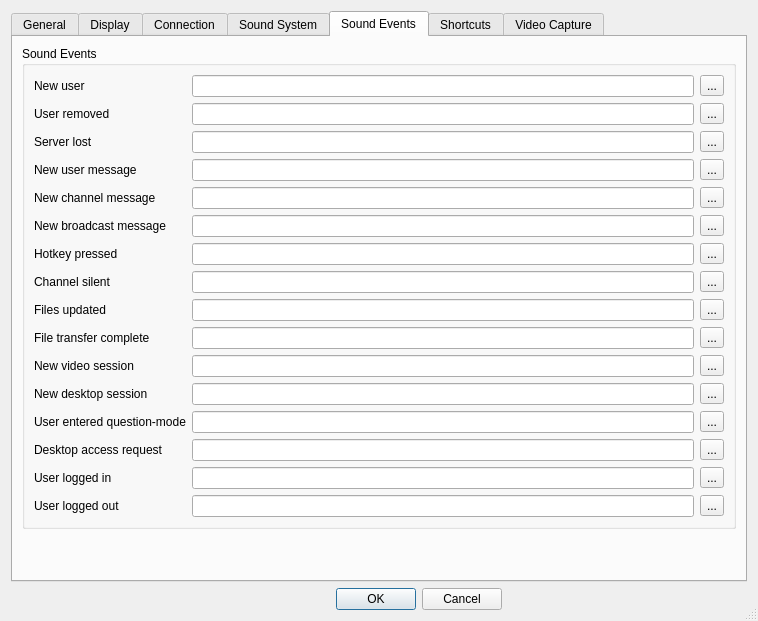
This is Client/qtTeamTalk/preferences.ui in BearWare/TeamTalk5 as Qt 5 draws it before an edit. The edited form follows.
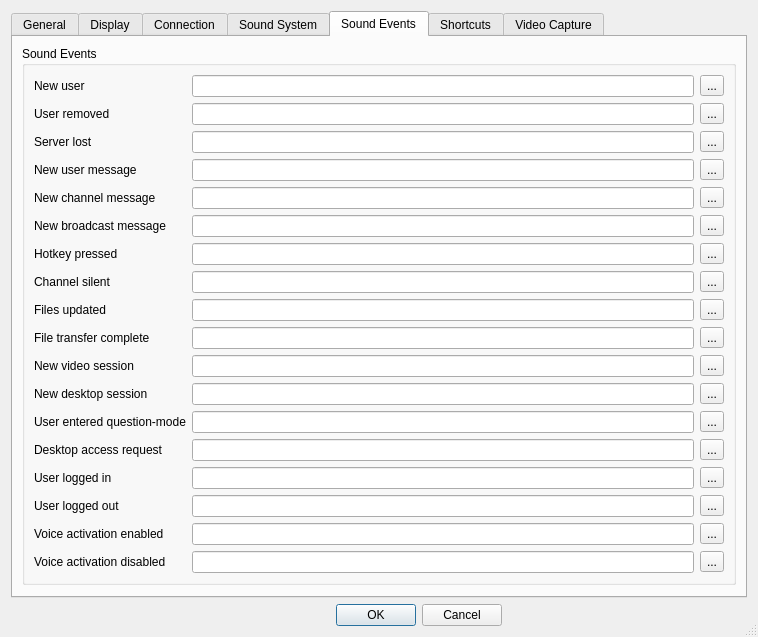
This is the edited form. The open tabs and pages were chosen to show the change. Icons and pictures are not drawn.

Commit message: Sounds VoiceActOn/Off on QT

Patch:
```diff
--- a/Client/qtTeamTalk/preferences.ui
+++ b/Client/qtTeamTalk/preferences.ui
@@ -1493,6 +1493,46 @@
               </property>
              </widget>
             </item>
+            <item row="16" column="0">
+             <widget class="QLabel" name="label_62">
+              <property name="text">
+               <string>Voice activation enabled</string>
+              </property>
+              <property name="buddy">
+               <cstring>voiceactonEdit</cstring>
+              </property>
+             </widget>
+            </item>
+            <item row="16" column="1">
+             <widget class="QLineEdit" name="voiceactonEdit"/>
+            </item>
+            <item row="16" column="2">
+             <widget class="QToolButton" name="voiceactonButton">
+              <property name="text">
+               <string notr="true">...</string>
+              </property>
+             </widget>
+            </item>
+            <item row="17" column="0">
+             <widget class="QLabel" name="label_63">
+              <property name="text">
+               <string>Voice activation disabled</string>
+              </property>
+              <property name="buddy">
+               <cstring>voiceactoffEdit</cstring>
+              </property>
+             </widget>
+            </item>
+            <item row="17" column="1">
+             <widget class="QLineEdit" name="voiceactoffEdit"/>
+            </item>
+            <item row="17" column="2">
+             <widget class="QToolButton" name="voiceactoffButton">
+              <property name="text">
+               <string notr="true">...</string>
+              </property>
+             </widget>
+            </item>
            </layout>
           </item>
          </layout>
```
Left out of the diff: 4 changed lines with no effect on the pictures. The commit also changes 6 other files.
